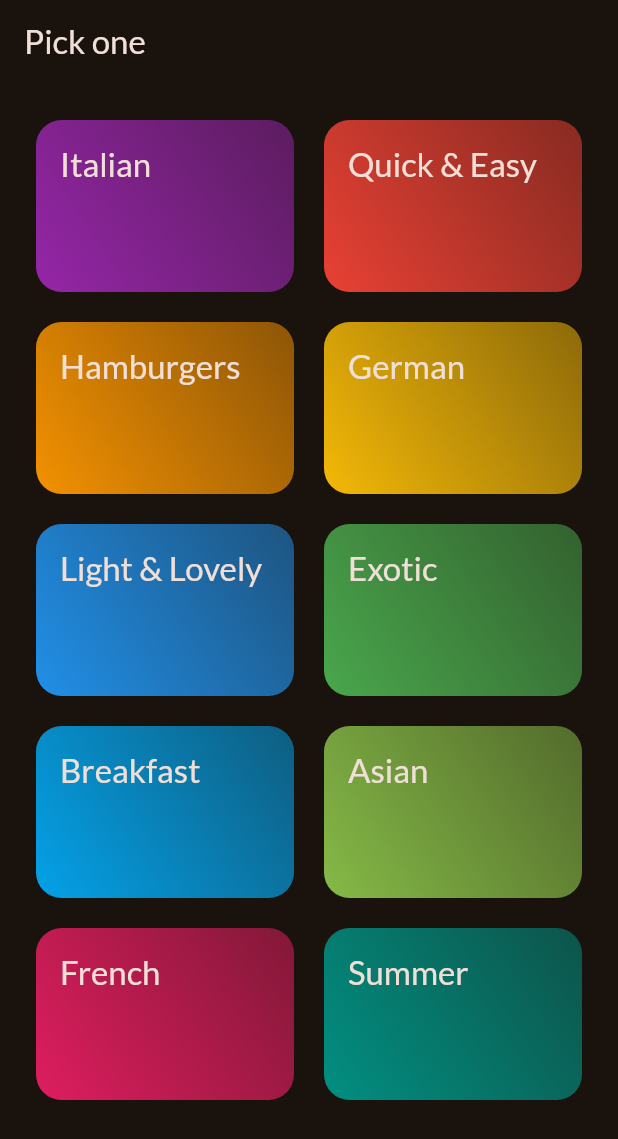
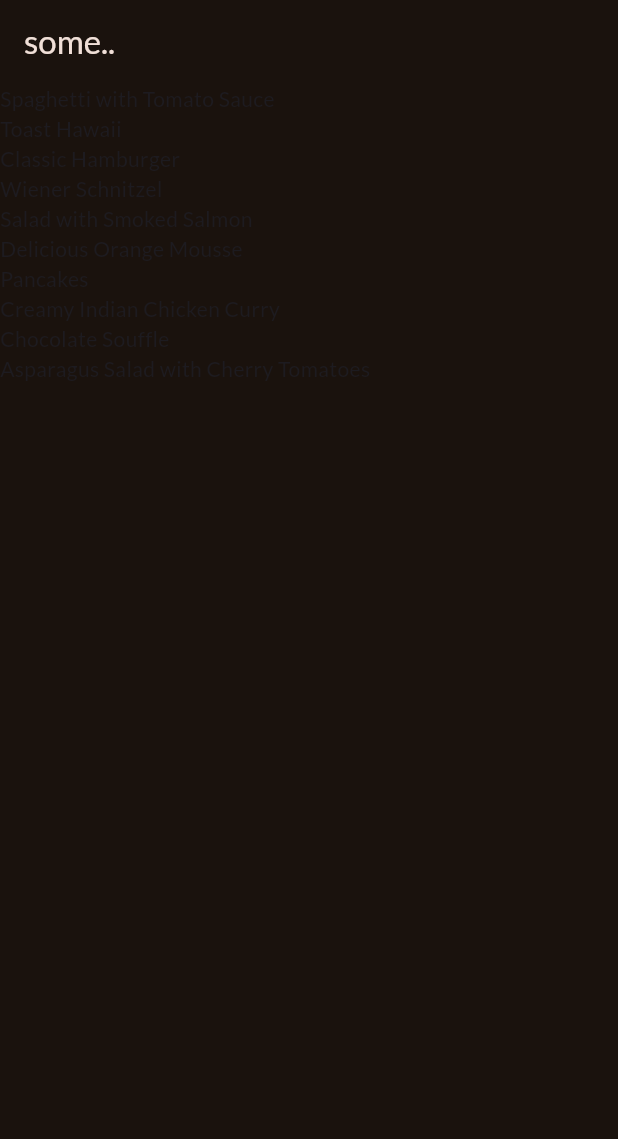
Before and after one commit to REBjr13/meals_app, a Flutter app: the screen it shows after launch, on a phone screen of 412 x 824 dp. Shown: the top 1139 px of the screen. Run offline on Flutter 3.47's test engine with Material 3 defaults, Android fonts, the phone set to English and light mode, and no system bars; our stand-ins replace google_fonts.

Commit message:
it didplays the data

```diff
--- a/lib/main.dart
+++ b/lib/main.dart
@@ -1,7 +1,8 @@
 import 'package:flutter/material.dart';
 
 import 'package:google_fonts/google_fonts.dart';
-import 'package:meals_app/screens/categories.dart';
+import 'package:meals_app/models/data/dummy_data.dart';
+import 'package:meals_app/screens/meals.dart';
 
 final theme = ThemeData(
   useMaterial3: true,
@@ -23,7 +24,7 @@ class App extends StatelessWidget {
   Widget build(BuildContext context) {
     return MaterialApp(
       theme: theme,
-      home: CategoriesScreen(),
+      home: MealsScreen(title: 'some..', meals: dummyMeals,),
     );
   }
 }
--- a/lib/models/data/dummy_data.dart
+++ b/lib/models/data/dummy_data.dart
@@ -1,6 +1,7 @@
 import 'package:flutter/material.dart';
 
 import 'package:meals_app/models/category.dart';
+import 'package:meals_app/models/meal.dart';
 
 final availableCategories = [
   Category(id: 'c1', title: 'Italian', color: Colors.purple),
@@ -14,3 +15,355 @@ final availableCategories = [
   Category(id: 'c9', title: 'French', color: Colors.pink),
   Category(id: 'c10', title: 'Summer', color: Colors.teal),
 ];
+
+
+const dummyMeals = [
+  Meal(
+    id: 'm1',
+    categories: [
+      'c1',
+      'c2',
+    ],
+    title: 'Spaghetti with Tomato Sauce',
+    affordability: Affordability.affordable,
+    complexity: Complexity.simple,
+    imageUrl:
+        'https://upload.wikimedia.org/wikipedia/commons/thumb/2/20/Spaghetti_Bolognese_mit_Parmesan_oder_Grana_Padano.jpg/800px-Spaghetti_Bolognese_mit_Parmesan_oder_Grana_Padano.jpg',
+    duration: 20,
+    ingredients: [
+      '4 Tomatoes',
+      '1 Tablespoon of Olive Oil',
+      '1 Onion',
+      '250g Spaghetti',
+      'Spices',
+      'Cheese (optional)'
+    ],
+    steps: [
+      'Cut the tomatoes and the onion into small pieces.',
+      'Boil some water - add salt to it once it boils.',
+      'Put the spaghetti into the boiling water - they should be done in about 10 to 12 minutes.',
+      'In the meantime, heaten up some olive oil and add the cut onion.',
+      'After 2 minutes, add the tomato pieces, salt, pepper and your other spices.',
+      'The sauce will be done once the spaghetti are.',
+      'Feel free to add some cheese on top of the finished dish.'
+    ],
+    isGlutenFree: false,
+    isVegan: true,
+    isVegetarian: true,
+    isLactoseFree: true,
+  ),
+  Meal(
+    id: 'm2',
+    categories: [
+      'c2',
+    ],
+    title: 'Toast Hawaii',
+    affordability: Affordability.affordable,
+    complexity: Complexity.simple,
+    imageUrl:
+        'https://cdn.pixabay.com/photo/2018/07/11/21/51/toast-3532016_1280.jpg',
+    duration: 10,
+    ingredients: [
+      '1 Slice White Bread',
+      '1 Slice Ham',
+      '1 Slice Pineapple',
+      '1-2 Slices of Cheese',
+      'Butter'
+    ],
+    steps: [
+      'Butter one side of the white bread',
+      'Layer ham, the pineapple and cheese on the white bread',
+      'Bake the toast for round about 10 minutes in the oven at 200°C'
+    ],
+    isGlutenFree: false,
+    isVegan: false,
+    isVegetarian: false,
+    isLactoseFree: false,
+  ),
+  Meal(
+    id: 'm3',
+    categories: [
+      'c2',
+      'c3',
+    ],
+    title: 'Classic Hamburger',
+    affordability: Affordability.pricey,
+    complexity: Complexity.simple,
+    imageUrl:
+        'https://cdn.pixabay.com/photo/2014/10/23/18/05/burger-500054_1280.jpg',
+    duration: 45,
+    ingredients: [
+      '300g Cattle Hack',
+      '1 Tomato',
+      '1 Cucumber',
+      '1 Onion',
+      'Ketchup',
+      '2 Burger Buns'
+    ],
+    steps: [
+      'Form 2 patties',
+      'Fry the patties for c. 4 minutes on each side',
+      'Quickly fry the buns for c. 1 minute on each side',
+      'Bruch buns with ketchup',
+      'Serve burger with tomato, cucumber and onion'
+    ],
+    isGlutenFree: false,
+    isVegan: false,
+    isVegetarian: false,
+    isLactoseFree: true,
+  ),
+  Meal(
+    id: 'm4',
+    categories: [
+      'c4',
+    ],
+    title: 'Wiener Schnitzel',
+    affordability: Affordability.luxurious,
+    complexity: Complexity.challenging,
+    imageUrl:
+        'https://cdn.pixabay.com/photo/2018/03/31/19/29/schnitzel-3279045_1280.jpg',
+    duration: 60,
+    ingredients: [
+      '8 Veal Cutlets',
+      '4 Eggs',
+      '200g Bread Crumbs',
+      '100g Flour',
+      '300ml Butter',
+      '100g Vegetable Oil',
+      'Salt',
+      'Lemon Slices'
+    ],
+    steps: [
+      'Tenderize the veal to about 2–4mm, and salt on both sides.',
+      'On a flat plate, stir the eggs briefly with a fork.',
+      'Lightly coat the cutlets in flour then dip into the egg, and finally, coat in breadcrumbs.',
+      'Heat the butter and oil in a large pan (allow the fat to get very hot) and fry the schnitzels until golden brown on both sides.',
+      'Make sure to toss the pan regularly so that the schnitzels are surrounded by oil and the crumbing becomes ‘fluffy’.',
+      'Remove, and drain on kitchen paper. Fry the parsley in the remaining oil and drain.',
+      'Place the schnitzels on awarmed plate and serve garnishedwith parsley and slices of lemon.'
+    ],
+    isGlutenFree: false,
+    isVegan: false,
+    isVegetarian: false,
+    isLactoseFree: false,
+  ),
+  Meal(
+    id: 'm5',
+    categories: [
+      'c2'
+          'c5',
+      'c10',
+    ],
+    title: 'Salad with Smoked Salmon',
+    affordability: Affordability.luxurious,
+    complexity: Complexity.simple,
+    imageUrl:
+        'https://cdn.pixabay.com/photo/2016/10/25/13/29/smoked-salmon-salad-1768890_1280.jpg',
+    duration: 15,
+    ingredients: [
+      'Arugula',
+      'Lamb\'s Lettuce',
+      'Parsley',
+      'Fennel',
+      '200g Smoked Salmon',
+      'Mustard',
+      'Balsamic Vinegar',
+      'Olive Oil',
+      'Salt and Pepper'
+    ],
+    steps: [
+      'Wash and cut salad and herbs',
+      'Dice the salmon',
+      'Process mustard, vinegar and olive oil into a dessing',
+      'Prepare the salad',
+      'Add salmon cubes and dressing'
+    ],
+    isGlutenFree: true,
+    isVegan: false,
+    isVegetarian: true,
+    isLactoseFree: true,
+  ),
+  Meal(
+    id: 'm6',
+    categories: [
+      'c6',
+      'c10',
+    ],
+    title: 'Delicious Orange Mousse',
+    affordability: Affordability.affordable,
+    complexity: Complexity.hard,
+    imageUrl:
+        'https://cdn.pixabay.com/photo/2017/05/01/05/18/pastry-2274750_1280.jpg',
+    duration: 240,
+    ingredients: [
+      '4 Sheets of Gelatine',
+      '150ml Orange Juice',
+      '80g Sugar',
+      '300g Yoghurt',
+      '200g Cream',
+      'Orange Peel',
+    ],
+    steps: [
+      'Dissolve gelatine in pot',
+      'Add orange juice and sugar',
+      'Take pot off the stove',
+      'Add 2 tablespoons of yoghurt',
+      'Stir gelatin under remaining yoghurt',
+      'Cool everything down in the refrigerator',
+      'Whip the cream and lift it under die orange mass',
+      'Cool down again for at least 4 hours',
+      'Serve with orange peel',
+    ],
+    isGlutenFree: true,
+    isVegan: false,
+    isVegetarian: true,
+    isLactoseFree: false,
+  ),
+  Meal(
+    id: 'm7',
+    categories: [
+      'c7',
+    ],
+    title: 'Pancakes',
+    affordability: Affordability.affordable,
+    complexity: Complexity.simple,
+    imageUrl:
+        'https://cdn.pixabay.com/photo/2018/07/10/21/23/pancake-3529653_1280.jpg',
+    duration: 20,
+    ingredients: [
+      '1 1/2 Cups all-purpose Flour',
+      '3 1/2 Teaspoons Baking Powder',
+      '1 Teaspoon Salt',
+      '1 Tablespoon White Sugar',
+      '1 1/4 cups Milk',
+      '1 Egg',
+      '3 Tablespoons Butter, melted',
+    ],
+    steps: [
+      'In a large bowl, sift together the flour, baking powder, salt and sugar.',
+      'Make a well in the center and pour in the milk, egg and melted butter; mix until smooth.',
+      'Heat a lightly oiled griddle or frying pan over medium high heat.',
+      'Pour or scoop the batter onto the griddle, using approximately 1/4 cup for each pancake. Brown on both sides and serve hot.'
+    ],
+    isGlutenFree: true,
+    isVegan: false,
+    isVegetarian: true,
+    isLactoseFree: false,
+  ),
+  Meal(
+    id: 'm8',
+    categories: [
+      'c8',
+    ],
+    title: 'Creamy Indian Chicken Curry',
+    affordability: Affordability.pricey,
+    complexity: Complexity.challenging,
+    imageUrl:
+        'https://cdn.pixabay.com/photo/2018/06/18/16/05/indian-food-3482749_1280.jpg',
+    duration: 35,
+    ingredients: [
+      '4 Chicken Breasts',
+      '1 Onion',
+      '2 Cloves of Garlic',
+      '1 Piece of Ginger',
+      '4 Tablespoons Almonds',
+      '1 Teaspoon Cayenne Pepper',
+      '500ml Coconut Milk',
+    ],
+    steps: [
+      'Slice and fry the chicken breast',
+      'Process onion, garlic and ginger into paste and sauté everything',
+      'Add spices and stir fry',
+      'Add chicken breast + 250ml of water and cook everything for 10 minutes',
+      'Add coconut milk',
+      'Serve with rice'
+    ],
+    isGlutenFree: true,
+    isVegan: false,
+    isVegetarian: false,
+    isLactoseFree: true,
+  ),
+  Meal(
+    id: 'm9',
+    categories: [
+      'c9',
+    ],
+    title: 'Chocolate Souffle',
+    affordability: Affordability.affordable,
+    complexity: Complexity.hard,
+    imageUrl:
+        'https://cdn.pixabay.com/photo/2014/08/07/21/07/souffle-412785_1280.jpg',
+    duration: 45,
+    ingredients: [
+      '1 Teaspoon melted Butter',
+      '2 Tablespoons white Sugar',
+      '2 Ounces 70% dark Chocolate, broken into pieces',
+      '1 Tablespoon Butter',
+      '1 Tablespoon all-purpose Flour',
+      '4 1/3 tablespoons cold Milk',
+      '1 Pinch Salt',
+      '1 Pinch Cayenne Pepper',
+      '1 Large Egg Yolk',
+      '2 Large Egg Whites',
+      '1 Pinch Cream of Tartar',
+      '1 Tablespoon white Sugar',
+    ],
+    steps: [
+      'Preheat oven to 190°C. Line a rimmed baking sheet with parchment paper.',
+      'Brush bottom and sides of 2 ramekins lightly with 1 teaspoon melted butter; cover bottom and sides right up to the rim.',
+      'Add 1 tablespoon white sugar to ramekins. Rotate ramekins until sugar coats all surfaces.',
+      'Place chocolate pieces in a metal mixing bowl.',
+      'Place bowl over a pan of about 3 cups hot water over low heat.',
+      'Melt 1 tablespoon butter in a skillet over medium heat. Sprinkle in flour. Whisk until flour is incorporated into butter and mixture thickens.',
+      'Whisk in cold milk until mixture becomes smooth and thickens. Transfer mixture to bowl with melted chocolate.',
+      'Add salt and cayenne pepper. Mix together thoroughly. Add egg yolk and mix to combine.',
+      'Leave bowl above the hot (not simmering) water to keep chocolate warm while you whip the egg whites.',
+      'Place 2 egg whites in a mixing bowl; add cream of tartar. Whisk until mixture begins to thicken and a drizzle from the whisk stays on the surface about 1 second before disappearing into the mix.',
+      'Add 1/3 of sugar and whisk in. Whisk in a bit more sugar about 15 seconds.',
+      'whisk in the rest of the sugar. Continue whisking until mixture is about as thick as shaving cream and holds soft peaks, 3 to 5 minutes.',
+      'Transfer a little less than half of egg whites to chocolate.',
+      'Mix until egg whites are thoroughly incorporated into the chocolate.',
+      'Add the rest of the egg whites; gently fold into the chocolate with a spatula, lifting from the bottom and folding over.',
+      'Stop mixing after the egg white disappears. Divide mixture between 2 prepared ramekins. Place ramekins on prepared baking sheet.',
+      'Bake in preheated oven until scuffles are puffed and have risen above the top of the rims, 12 to 15 minutes.',
+    ],
+    isGlutenFree: true,
+    isVegan: false,
+    isVegetarian: true,
+    isLactoseFree: false,
+  ),
+  Meal(
+    id: 'm10',
+    categories: [
+      'c2',
+      'c5',
+      'c10',
+    ],
+    title: 'Asparagus Salad with Cherry Tomatoes',
+    affordability: Affordability.luxurious,
+    complexity: Complexity.simple,
+    imageUrl:
+        'https://cdn.pixabay.com/photo/2018/04/09/18/26/asparagus-3304997_1280.jpg',
+    duration: 30,
+    ingredients: [
+      'White and Green Asparagus',
+      '30g Pine Nuts',
+      '300g Cherry Tomatoes',
+      'Salad',
+      'Salt, Pepper and Olive Oil'
+    ],
+    steps: [
+      'Wash, peel and cut the asparagus',
+      'Cook in salted water',
+      'Salt and pepper the asparagus',
+      'Roast the pine nuts',
+      'Halve the tomatoes',
+      'Mix with asparagus, salad and dressing',
+      'Serve with Baguette'
+    ],
+    isGlutenFree: true,
+    isVegan: true,
+    isVegetarian: true,
+    isLactoseFree: true,
+  ),
+];
--- /dev/null
+++ b/lib/models/meal.dart
@@ -0,0 +1,43 @@
+enum Complexity {
+  simple,
+  challenging,
+  hard,
+}
+
+enum Affordability {
+  affordable,
+  pricey,
+  luxurious,
+}
+
+class Meal {
+  const Meal({
+    required this.id,
+    required this.categories,
+    required this.title,
+    required this.imageUrl,
+    required this.ingredients,
+    required this.steps,
+    required this.duration,
+    required this.complexity,
+    required this.affordability,
+    required this.isGlutenFree,
+    required this.isLactoseFree,
+    required this.isVegan,
+    required this.isVegetarian,
+  });
+
+  final String id;
+  final List<String> categories;
+  final String title;
+  final String imageUrl;
+  final List<String> ingredients;
+  final List<String> steps;
+  final int duration;
+  final Complexity complexity;
+  final Affordability affordability;
+  final bool isGlutenFree;
+  final bool isLactoseFree;
+  final bool isVegan;
+  final bool isVegetarian;
+}
--- /dev/null
+++ b/lib/screens/meals.dart
@@ -0,0 +1,39 @@
+import 'package:flutter/material.dart';
+import 'package:meals_app/models/meal.dart';
+
+class MealsScreen extends StatelessWidget {
+  const MealsScreen({super.key, required this.title, required this.meals});
+
+  final String title;
+  final List<Meal> meals;
+
+  @override
+  Widget build(BuildContext context) {
+    Widget content = ListView.builder(
+      itemCount: meals.length,
+      itemBuilder: (ctx, index) => Text(meals[index].title),
+    );
+
+    if (meals.isEmpty) {
+      content = Center(
+        child: Column(
+          mainAxisSize: MainAxisSize.min,
+          children: [
+            Text('Nothing Here...'),
+            SizedBox(height: 18),
+            Text(
+              'Try something else',
+              style: Theme.of(context).textTheme.bodyLarge!.copyWith(
+                color: Theme.of(context).colorScheme.onSurface,
+              ),
+            ),
+          ],
+        ),
+      );
+    }
+    return Scaffold(
+      appBar: AppBar(title: Text(title)),
+      body: content,
+    );
+  }
+}
```
